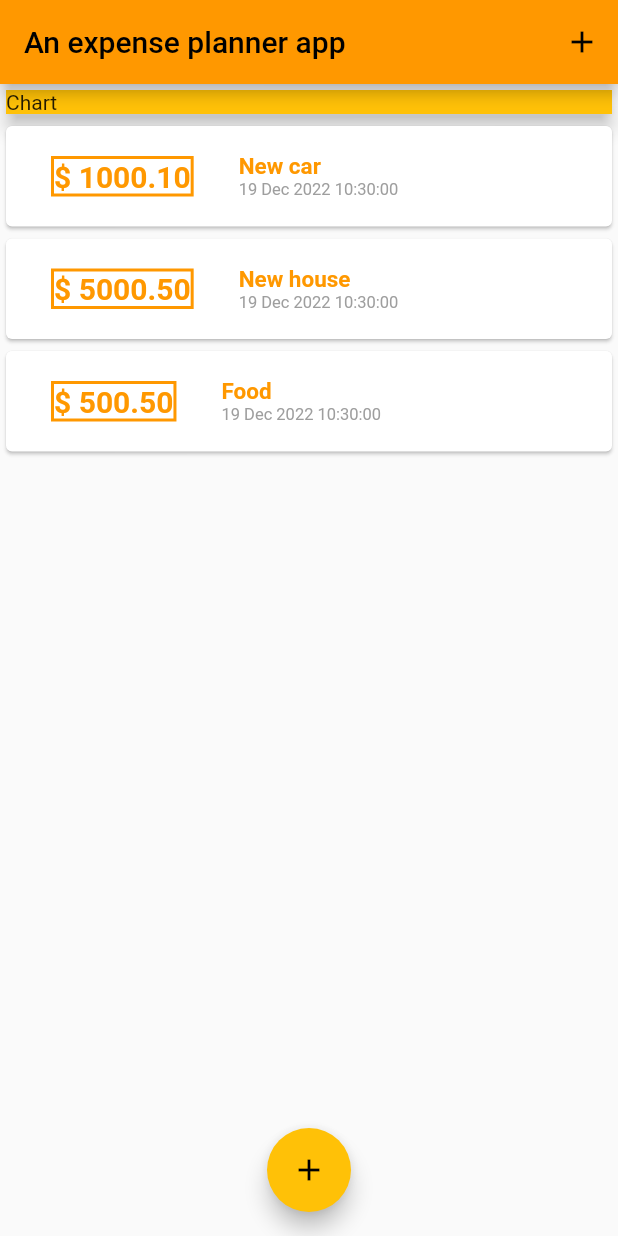
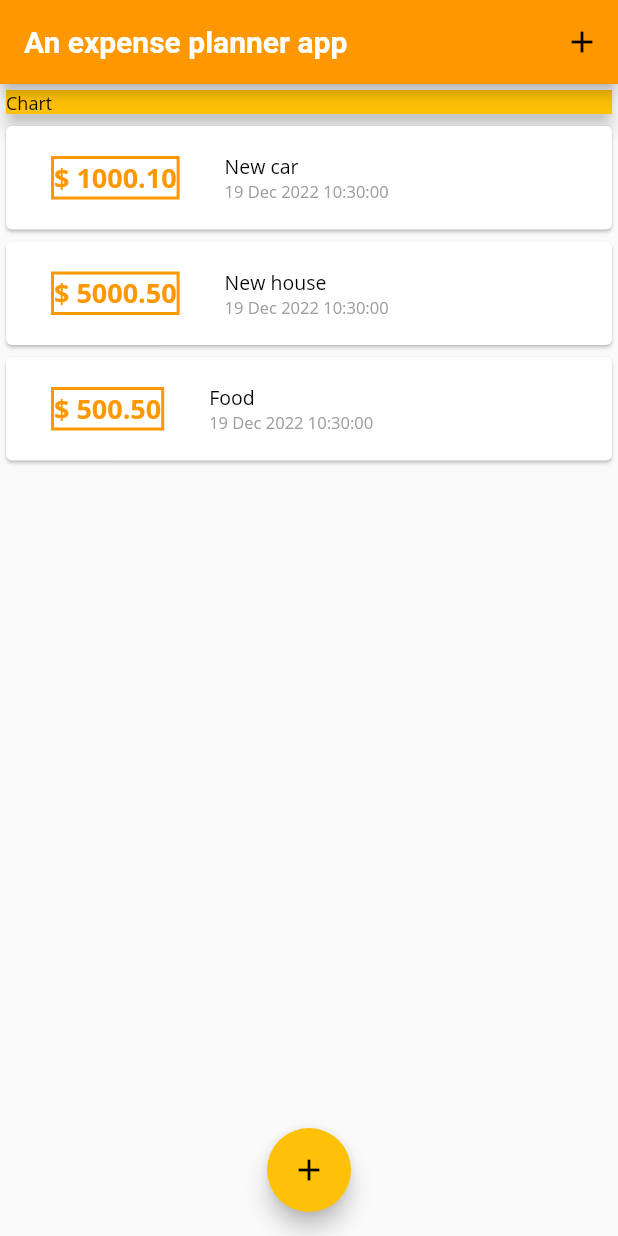
Before and after one commit to nmint8m/learn-flutter, a Flutter app: the screen it shows after launch, on a phone screen of 412 x 824 dp. Run offline on Flutter 3.47's test engine with Material 2 defaults, Android fonts, the phone set to English and light mode, and no system bars; missing offline and left inert: assignment_one; Roboto replaces fonts that are missing (OpenSands).

Commit message:
Custom Fonts & Working with Text Themes

```diff
--- a/a_expense_planner_app/lib/custom-widgets/transaction-item.dart
+++ b/a_expense_planner_app/lib/custom-widgets/transaction-item.dart
@@ -36,11 +36,7 @@
             ),
             child: Text(
               _amountText,
-              style: TextStyle(
-                fontWeight: FontWeight.bold,
-                fontSize: 20,
-                color: Theme.of(context).primaryColor,
-              ),
+              style: Theme.of(context).textTheme.titleLarge,
             ),
           ),
           Column(
@@ -49,19 +45,11 @@
             children: [
               Text(
                 transaction.title,
-                style: TextStyle(
-                  fontWeight: FontWeight.bold,
-                  fontSize: 15,
-                  color: Theme.of(context).primaryColor,
-                ),
+                style: Theme.of(context).textTheme.bodyLarge,
               ),
               Text(
                 _dateTimeText,
-                style: TextStyle(
-                  fontWeight: FontWeight.normal,
-                  fontSize: 11,
-                  color: Colors.grey,
-                ),
+                style: Theme.of(context).textTheme.bodySmall,
               ),
             ],
           ),
--- a/a_expense_planner_app/lib/main.dart
+++ b/a_expense_planner_app/lib/main.dart
@@ -4,11 +4,77 @@
 import './custom-widgets/transaction-input.dart';
 
 void main() {
-  runApp(const MyApp());
+  runApp(MyApp());
 }
 
 class MyApp extends StatelessWidget {
   const MyApp({super.key});
+
+  AppBarTheme _creatAppBarTheme() {
+    return AppBarTheme(
+      toolbarTextStyle: ThemeData.light()
+          .textTheme
+          .copyWith(
+            titleLarge: const TextStyle(
+              fontFamily: 'OpenSands',
+              fontSize: 20,
+              fontWeight: FontWeight.bold,
+            ),
+          )
+          .bodyText2,
+      titleTextStyle: ThemeData.light()
+          .textTheme
+          .copyWith(
+            titleLarge: const TextStyle(
+              fontFamily: 'OpenSands',
+              fontSize: 20,
+              fontWeight: FontWeight.bold,
+            ),
+          )
+          .headline6,
+    );
+  }
+
+  TextTheme _createTextTheme() {
+    return ThemeData.light().textTheme.copyWith(
+          titleLarge: const TextStyle(
+            fontFamily: 'OpenSans',
+            fontWeight: FontWeight.bold,
+            fontSize: 18,
+            color: Colors.orange,
+          ),
+          titleMedium: const TextStyle(
+            fontFamily: 'OpenSans',
+            fontWeight: FontWeight.bold,
+            fontSize: 16,
+            color: Colors.orange,
+          ),
+          titleSmall: const TextStyle(
+            fontFamily: 'OpenSans',
+            fontWeight: FontWeight.bold,
+            fontSize: 14,
+            color: Colors.orange,
+          ),
+          bodyLarge: const TextStyle(
+            fontFamily: 'OpenSans',
+            fontWeight: FontWeight.normal,
+            fontSize: 13,
+            color: Colors.black,
+          ),
+          bodyMedium: const TextStyle(
+            fontFamily: 'OpenSans',
+            fontWeight: FontWeight.normal,
+            fontSize: 12,
+            color: Colors.black,
+          ),
+          bodySmall: const TextStyle(
+            fontFamily: 'OpenSans',
+            fontWeight: FontWeight.normal,
+            fontSize: 11,
+            color: Colors.grey,
+          ),
+        );
+  }
 
   @override
   Widget build(BuildContext context) {
@@ -17,6 +83,9 @@
       theme: ThemeData(
         primarySwatch: Colors.orange,
         accentColor: Colors.amber,
+        fontFamily: 'Quicksand',
+        appBarTheme: _creatAppBarTheme(),
+        textTheme: _createTextTheme(),
       ),
       home: MyHomePage(),
     );
```
Also changed, not shown: a_expense_planner_app/pubspec.yaml (+14 -6 lines), a_expense_planner_app/assets/fonts/OpenSans-Bold.ttf (added), a_expense_planner_app/assets/fonts/OpenSans-Regular.ttf (added), a_expense_planner_app/assets/fonts/Quicksand-Bold.ttf (added), a_expense_planner_app/assets/fonts/Quicksand-Light.ttf (added), a_expense_planner_app/assets/fonts/Quicksand-Medium.ttf (added), a_expense_planner_app/assets/fonts/Quicksand-Regular.ttf (added).
